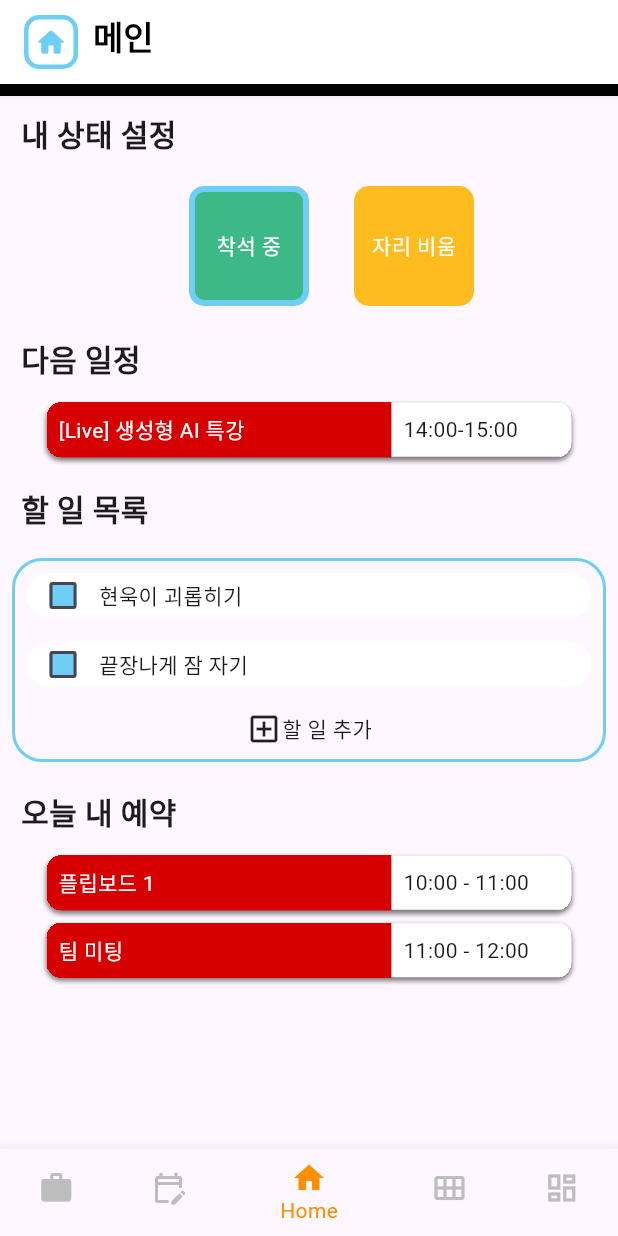
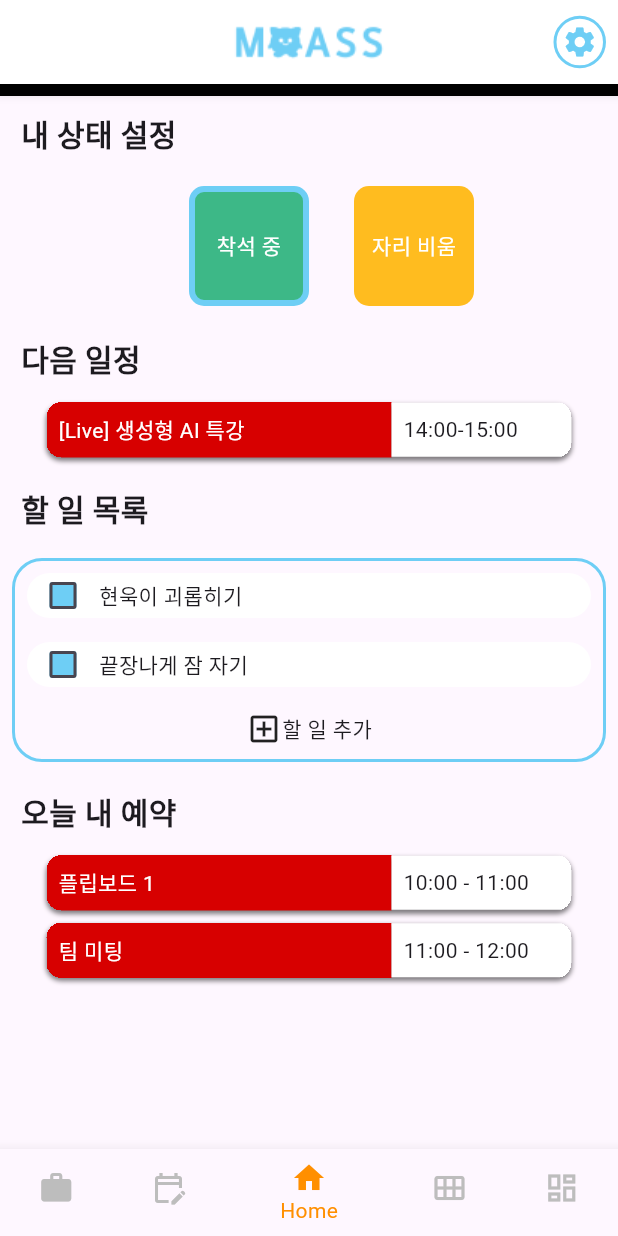
Before and after one commit to latter-electronic/MOASS, a Flutter app: the screen it shows after launch, item 3 of the bottom bar chosen, scrolled down 242 dp, on a phone screen of 412 x 824 dp. Run offline on Flutter 3.47's test engine with Material 3 defaults, Android fonts, the phone set to English and light mode, and no system bars.

Commit message:
Feat: 메인 탑바 수정, Settings 버튼 구성 및 라우팅

```diff
--- a/Frontend/moass/lib/screens/main_home_screen.dart
+++ b/Frontend/moass/lib/screens/main_home_screen.dart
@@ -2,6 +2,7 @@ import 'package:flutter/cupertino.dart';
 import 'package:flutter/material.dart';
 import 'package:flutter/rendering.dart';
 import 'package:flutter/widgets.dart';
+import 'package:moass/screens/setting_screen.dart';
 import 'package:moass/widgets/check_box.dart';
 import 'package:moass/widgets/top_bar.dart';
 
@@ -41,9 +42,37 @@ class _MainHomeScreenState extends State<MainHomeScreen> {
   @override
   Widget build(BuildContext context) {
     return Scaffold(
-      appBar: const TopBar(
-        title: '메인',
-        icon: Icons.home_rounded,
+      appBar: AppBar(
+        surfaceTintColor: Colors.white,
+        shadowColor: Colors.black,
+        elevation: 1,
+        backgroundColor: Colors.white,
+        foregroundColor: Colors.blue,
+        actions: [
+          IconButton(
+              onPressed: () {
+                Navigator.push(
+                  context,
+                  MaterialPageRoute(
+                    // fullscreenDialog: true,
+                    builder: (context) => const SettingScreen(),
+                  ),
+                );
+              },
+              icon: Container(
+                  width: 35,
+                  height: 35,
+                  decoration: BoxDecoration(
+                      shape: BoxShape.circle,
+                      border:
+                          Border.all(color: const Color(0xFF6ECEF5), width: 2)),
+                  child: const Icon(
+                    Icons.settings,
+                    color: Color(0xFF6ECEF5),
+                  ))),
+        ],
+        title: Image.asset('assets/img/logo_basic.png'),
+        centerTitle: true,
       ),
       body: SingleChildScrollView(
         child: Column(
```
Also changed, not shown: Frontend/moass/lib/screens/setting_screen.dart (added, +16 -0 lines).
